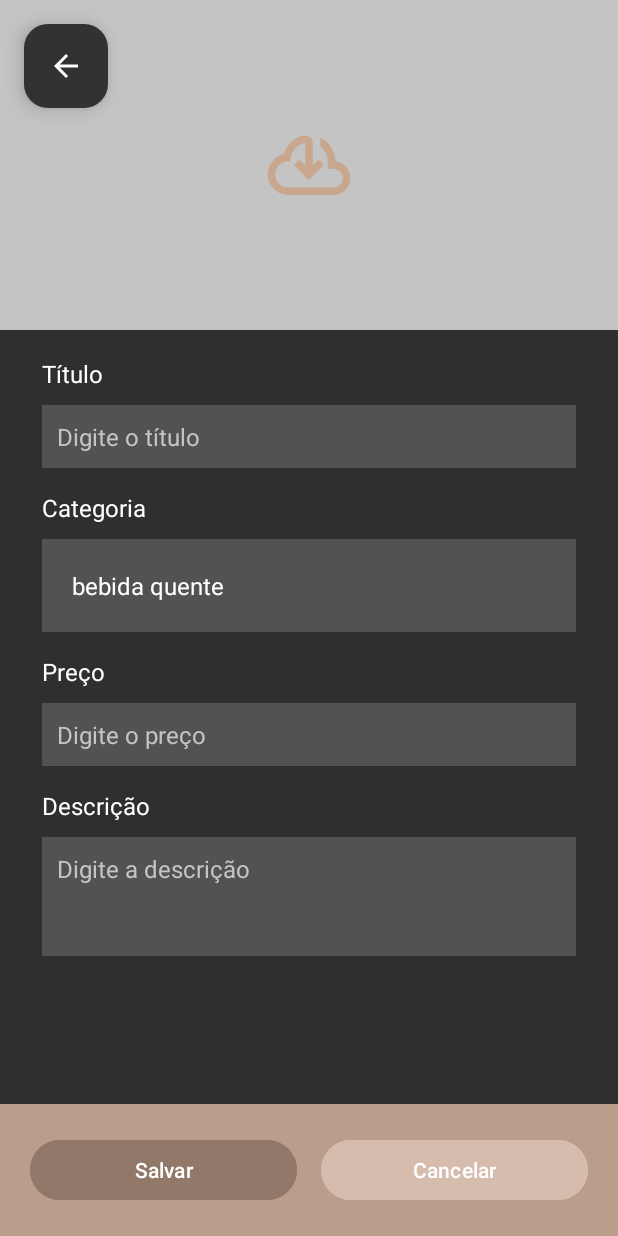
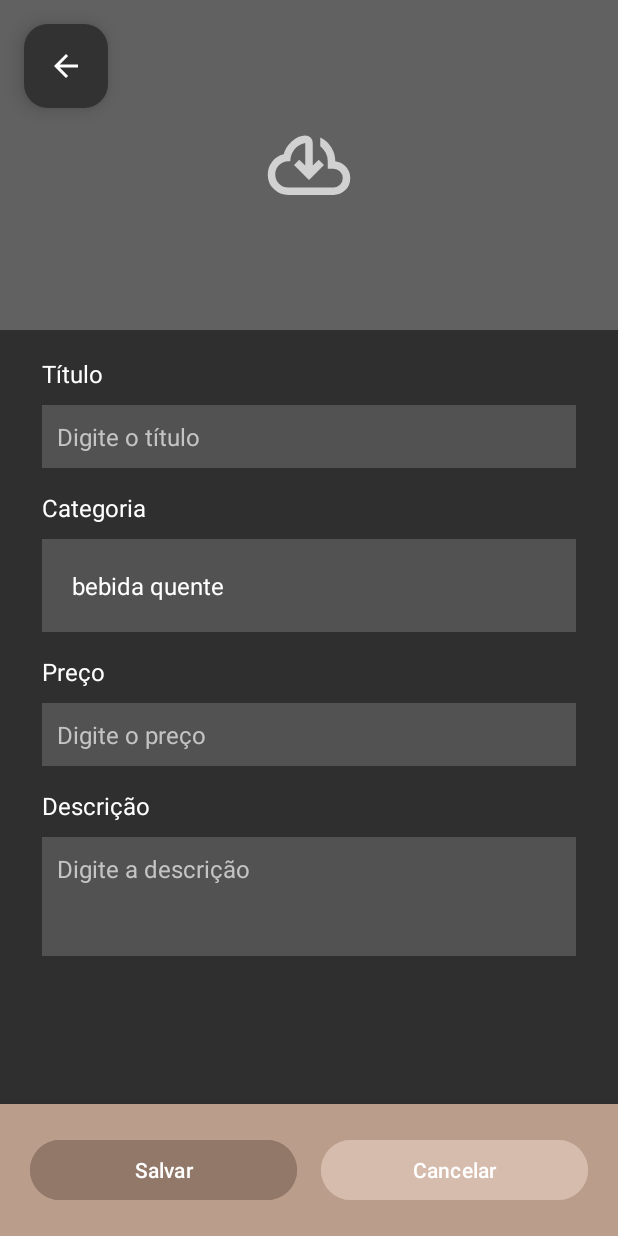
Before and after one commit to giualbuq/GraoDaVilla, an Android app: the AddProductActivity screen opened directly, with no data from a screen before it, on a phone screen of 412 x 824 dp. Run offline under Robolectric (Android 15) with nearby library versions, the phone set to English and light mode, and no system bars; our stand-ins replace Firebase (no records; nobody signed in at launch, a user with empty details on screens opened directly); pictures from the network do not load.

Commit message:
Ajustes no layout das telas

```diff
--- a/app/src/main/java/com/example/graodavilla/adapters/ProductAdapter.java
+++ b/app/src/main/java/com/example/graodavilla/adapters/ProductAdapter.java
@@ -21,7 +21,7 @@ public class ProductAdapter extends RecyclerView.Adapter<RecyclerView.ViewHolder
     private Context context;
     private List<Product> list;
     private OnProductClickListener clickListener;
-    private boolean isAdmin; // ✅
+    private boolean isAdmin;
 
     private static final int ITEM_PRODUCT = 0;
     private static final int ITEM_ADD = 1;
@@ -39,7 +39,7 @@ public class ProductAdapter extends RecyclerView.Adapter<RecyclerView.ViewHolder
 
     @Override
     public int getItemViewType(int position) {
-        // ✅ O último item é o "+" só se for admin
+        // O último item é o "+" só se for admin
         if (isAdmin && position == list.size()) {
             return ITEM_ADD;
         }
@@ -66,7 +66,7 @@ public class ProductAdapter extends RecyclerView.Adapter<RecyclerView.ViewHolder
 
             vh.textName.setText(p.getName());
             vh.textDescription.setText(p.getDescription());
-            vh.textPrice.setText(String.format("R$ %.2f", p.getPrice()));
+            vh.textPrice.setText(String.format("R$%.2f", p.getPrice()));
 
             String url = p.getImageUrl();
             if (url != null && !url.isEmpty()) {
--- a/app/src/main/java/com/example/graodavilla/ui/AddProductActivity.java
+++ b/app/src/main/java/com/example/graodavilla/ui/AddProductActivity.java
@@ -10,6 +10,7 @@ import android.view.View;
 import android.widget.ArrayAdapter;
 import android.widget.Button;
 import android.widget.EditText;
+import android.widget.FrameLayout;
 import android.widget.ImageView;
 import android.widget.ProgressBar;
 import android.widget.Spinner;
@@ -66,8 +67,7 @@ public class AddProductActivity extends AppCompatActivity {
         editDescription = findViewById(R.id.editDescription);
         editPrice = findViewById(R.id.editPrice);
         spinnerCategory = findViewById(R.id.spinnerCategory);
-        imageProduct = findViewById(R.id.imageProduct);
-        buttonSelectImage = findViewById(R.id.iconSelectImage);
+        imageProduct = findViewById(R.id.addImageProduct); // novo ImageView do FrameLayout
         buttonSave = findViewById(R.id.buttonSave);
         buttonCancel = findViewById(R.id.buttonCancel);
         progressBar = findViewById(R.id.progressBar);
@@ -76,7 +76,6 @@ public class AddProductActivity extends AppCompatActivity {
 
         // Configura categorias do Spinner
         String[] categorias = {"bebida quente", "bebida gelada", "doce", "salgado"};
-
         ArrayAdapter<String> adapter = new ArrayAdapter<>(
                 this,
                 R.layout.spinner_item_dark, // layout customizado
@@ -85,12 +84,17 @@ public class AddProductActivity extends AppCompatActivity {
         adapter.setDropDownViewResource(R.layout.spinner_dropdown_item_dark);
         spinnerCategory.setAdapter(adapter);
 
-        buttonSelectImage.setOnClickListener(v -> checkPermissionAndOpenGallery());
+        // Frame clicável para selecionar imagem
+        FrameLayout addProductSection = findViewById(R.id.addProductSection);
+        addProductSection.setOnClickListener(v -> checkPermissionAndOpenGallery());
+
         buttonSave.setOnClickListener(v -> uploadImageToCloudinary());
         buttonCancel.setOnClickListener(v -> finish());
+
         FloatingActionButton buttonBack = findViewById(R.id.buttonBack);
         buttonBack.setOnClickListener(v -> finish());
     }
+
 
     private void checkPermissionAndOpenGallery() {
         if (Build.VERSION.SDK_INT >= Build.VERSION_CODES.TIRAMISU) {
--- a/app/src/main/java/com/example/graodavilla/ui/MainActivity.java
+++ b/app/src/main/java/com/example/graodavilla/ui/MainActivity.java
@@ -37,7 +37,7 @@ public class MainActivity extends AppCompatActivity {
     private FirebaseFirestore db;
 
     private TextView cartBadge;
-    private boolean isAdmin = false; // ✅ flag global
+    private boolean isAdmin = false;
 
     @Override
     protected void onCreate(Bundle savedInstanceState) {
--- a/app/src/main/res/layout/activity_add_product.xml
+++ b/app/src/main/res/layout/activity_add_product.xml
@@ -21,12 +21,17 @@
 
             <!-- Imagem do Produto -->
             <FrameLayout
+                android:id="@+id/addProductSection"
                 android:layout_width="match_parent"
                 android:layout_height="220dp"
-                android:layout_marginBottom="8dp">
+                android:layout_marginBottom="8dp"
+                android:clickable="true"
+                android:focusable="true"
+                android:foreground="?attr/selectableItemBackground">
 
+                <!-- Imagem do Produto -->
                 <ImageView
-                    android:id="@+id/imageProduct"
+                    android:id="@+id/addImageProduct"
                     android:layout_width="match_parent"
                     android:layout_height="match_parent"
                     android:scaleType="centerCrop"
@@ -34,22 +39,29 @@
                     android:contentDescription="Imagem do Produto"
                     android:clipToOutline="true" />
 
+                <!-- Sobreposição transparente escura -->
+                <View
+                    android:layout_width="match_parent"
+                    android:layout_height="match_parent"
+                    android:background="#80000000" />
+
                 <LinearLayout
-                    android:layout_width="wrap_content"
-                    android:layout_height="wrap_content"
+                    android:layout_width="match_parent"
+                    android:layout_height="match_parent"
                     android:orientation="vertical"
-                    android:layout_gravity="center"
                     android:gravity="center">
 
-                    <Button
-                        android:id="@+id/iconSelectImage"
+                    <ImageView
+                        android:id="@+id/addIconSelectImage"
                         android:layout_width="60dp"
                         android:layout_height="60dp"
-                        android:background="@drawable/ic_download"
-                        android:elevation="6dp"
-                        app:tint="#FFFFFF" />
+                        android:src="@drawable/ic_download"
+                        android:contentDescription="Selecionar Imagem"
+                        app:tint="#d1d1d1" />
+
                 </LinearLayout>
             </FrameLayout>
+
 
             <!-- ProgressBar -->
             <ProgressBar
--- a/app/src/main/res/layout/activity_main.xml
+++ b/app/src/main/res/layout/activity_main.xml
@@ -21,7 +21,8 @@
             android:layout_width="30dp"
             android:layout_height="50dp"
             android:contentDescription="Usuário"
-            android:src="@drawable/ic_person" />
+            android:src="@drawable/ic_person"
+            android:layout_marginStart="10dp"/>
 
         <!-- Espaço central -->
         <View
@@ -54,7 +55,8 @@
                 android:layout_width="27dp"
                 android:layout_height="55dp"
                 android:contentDescription="Carrinho"
-                android:src="@drawable/cart_shopping" />
+                android:src="@drawable/cart_shopping"
+                android:layout_marginEnd="10dp"/>
 
             <TextView
                 android:id="@+id/cartBadge"
--- a/app/src/main/res/layout/activity_profile.xml
+++ b/app/src/main/res/layout/activity_profile.xml
@@ -40,7 +40,7 @@
             android:layout_width="match_parent"
             android:layout_height="wrap_content"
             android:background="#3A3A3A"
-            android:padding="10dp"
+            android:padding="20dp"
             android:elevation="4dp"
             android:layout_marginBottom="24dp"
             android:clipToPadding="false"
--- a/app/src/main/res/layout/item_add_product.xml
+++ b/app/src/main/res/layout/item_add_product.xml
@@ -1,15 +1,15 @@
 <com.google.android.material.card.MaterialCardView
     xmlns:android="http://schemas.android.com/apk/res/android"
     xmlns:app="http://schemas.android.com/apk/res-auto"
-    android:layout_width="190dp"
-    android:layout_height="190dp"
+    android:layout_width="205dp"
+    android:layout_height="205dp"
     android:layout_marginEnd="12dp"
     app:cardCornerRadius="16dp"
     app:cardBackgroundColor="#717171"
     app:cardElevation="4dp"
     app:strokeWidth="0dp"
     app:strokeColor="@android:color/transparent"
-    android:layout_marginTop="6dp">
+    android:layout_marginTop="8dp">
 
     <LinearLayout
         android:layout_width="match_parent"
--- a/app/src/main/res/layout/item_product.xml
+++ b/app/src/main/res/layout/item_product.xml
@@ -68,11 +68,11 @@ android:layout_height="wrap_content">
         android:id="@+id/textPrice"
         android:layout_width="match_parent"
         android:layout_height="wrap_content"
+        android:paddingTop="2dp"
+        android:paddingBottom="4dp"
         android:textColor="@android:color/white"
-        android:textStyle="normal"
         android:textSize="15sp"
-        android:paddingTop="2dp"
-        android:paddingBottom="4dp" />
+        android:textStyle="normal" />
 
 </LinearLayout>
 
```
Also changed, not shown: app/src/main/java/com/example/graodavilla/ui/EditProductActivity.java (+8 -10 lines), app/src/main/res/layout/activity_edit_product.xml (+22 -8 lines).
